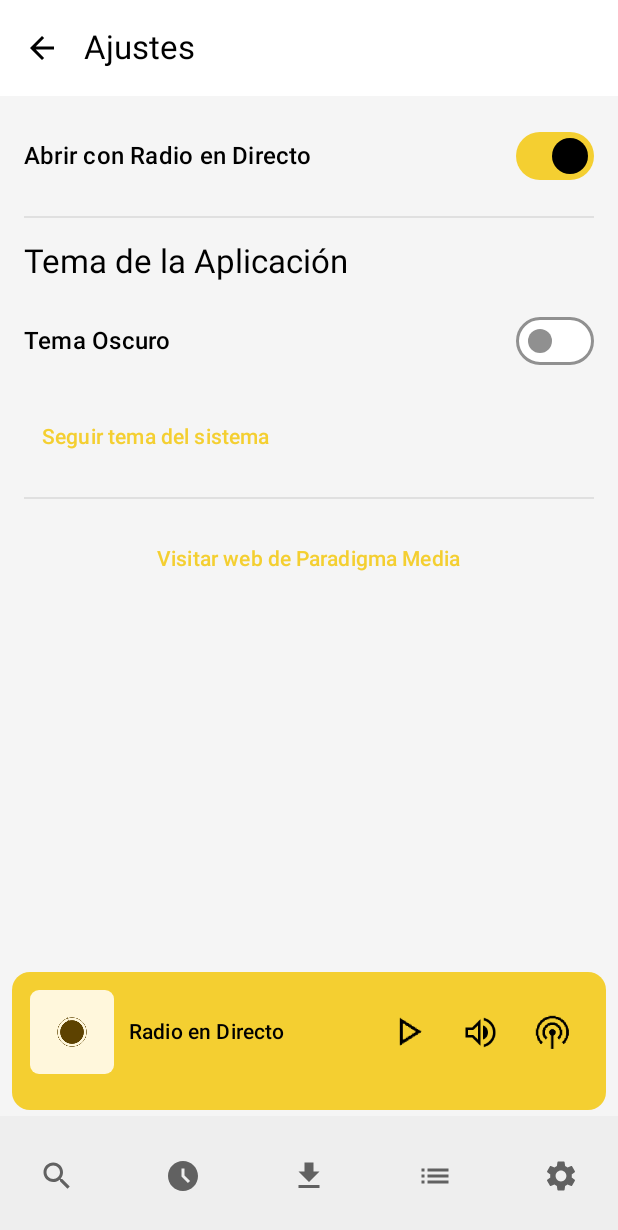
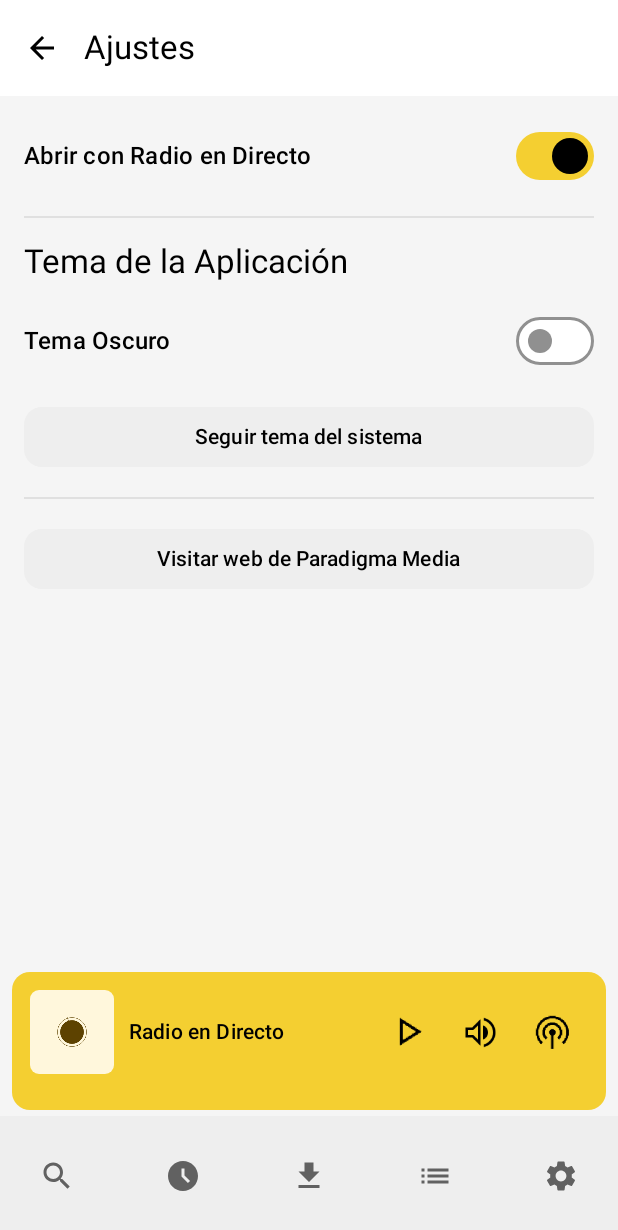
Before and after one commit to MarioAJ11/Paradigma-App, an Android app built with Jetpack Compose: the SettingsScreen screen opened through its navigation route, on a phone screen of 412 x 824 dp. Shown: the top 1230 px of the screen. Run offline under Robolectric (Android 15) with nearby library versions, the phone set to English and light mode, and no system bars; our stand-ins replace Timber; pictures from the network do not load.

Commit message:
cambios menores finales

```diff
--- a/androidApp/src/main/java/com/example/paradigmaapp/android/navigation/NavGraph.kt
+++ b/androidApp/src/main/java/com/example/paradigmaapp/android/navigation/NavGraph.kt
@@ -1,6 +1,5 @@
 package com.example.paradigmaapp.android.navigation
 
-import android.net.Uri
 import androidx.compose.foundation.background
 import androidx.compose.foundation.layout.Column
 import androidx.compose.foundation.layout.fillMaxSize
@@ -19,23 +18,9 @@ import androidx.navigation.navArgument
 import com.example.paradigmaapp.android.audio.AudioPlayer
 import com.example.paradigmaapp.android.audio.VolumeControl
 import com.example.paradigmaapp.android.screens.*
-import com.example.paradigmaapp.android.ui.SettingsScreen
 import com.example.paradigmaapp.android.viewmodel.*
 import kotlinx.coroutines.launch
 
-/**
- * Define el grafo de navegación principal de la aplicación.
- * Este Composable configura el `NavHost` para la navegación entre pantallas.
- * Utiliza un `BottomSheetScaffold` para mostrar el `VolumeControl` en un panel
- * que se puede expandir o colapsar desde la parte inferior.
- *
- * @param navController El [NavHostController] que gestiona la pila de navegación.
- * @param viewModelFactory La factoría para crear instancias de [ViewModel].
- * @param mainViewModel El [MainViewModel] principal para el estado global.
- * @param searchViewModel El [SearchViewModel] para la búsqueda.
- *
- * @author Mario Alguacil Juárez
- */
 @OptIn(ExperimentalMaterial3Api::class)
 @Composable
 fun NavGraph(
@@ -57,6 +42,8 @@ fun NavGraph(
     val queueViewModel = mainViewModel.queueViewModel
     val downloadedViewModel = mainViewModel.downloadedViewModel
     val onGoingViewModel = mainViewModel.onGoingViewModel
+    val settingsViewModel: SettingsViewModel = viewModel(factory = viewModelFactory)
+
 
     BottomSheetScaffold(
         scaffoldState = volumeBottomSheetScaffoldState,
@@ -82,7 +69,6 @@ fun NavGraph(
                 startDestination = Screen.Home.route,
                 modifier = Modifier.weight(1f)
             ) {
-                // Definición de la pantalla de Inicio (HomeScreen)
                 composable(Screen.Home.route) {
                     HomeScreen(
                         mainViewModel = mainViewModel,
@@ -92,7 +78,6 @@ fun NavGraph(
                     )
                 }
 
-                // Definición de la pantalla de Programa (ProgramaScreen)
                 composable(
                     route = Screen.Programa.route,
                     arguments = listOf(
@@ -100,11 +85,9 @@ fun NavGraph(
                         navArgument("programaNombre") { type = NavType.StringType }
                     )
                 ) { navBackStackEntry ->
-                    val arguments = navBackStackEntry.arguments
-                    val programaIdFromArgs = arguments?.getInt("programaId") ?: -1
                     val programaViewModel: ProgramaViewModel = viewModel(
-                        key = "programa_vm_$programaIdFromArgs",
-                        viewModelStoreOwner = navBackStackEntry, // Usar navBackStackEntry como owner
+                        key = "programa_vm_${navBackStackEntry.arguments?.getInt("programaId")}",
+                        viewModelStoreOwner = navBackStackEntry,
                         factory = viewModelFactory
                     )
                     ProgramaScreen(
@@ -119,7 +102,6 @@ fun NavGraph(
                     )
                 }
 
-                // Definición de la pantalla de Búsqueda (SearchScreen)
                 composable(Screen.Search.route) {
                     SearchScreen(
                         searchViewModel = searchViewModel,
@@ -134,7 +116,6 @@ fun NavGraph(
                         onBackClick = { navController.popBackStack() }
                     )
                 }
-                // Definición de la pantalla de Descargas (DownloadedEpisodioScreen)
                 composable(Screen.Downloads.route) {
                     DownloadedEpisodioScreen(
                         downloadedEpisodioViewModel = downloadedViewModel,
@@ -146,7 +127,6 @@ fun NavGraph(
                         onBackClick = { navController.popBackStack() }
                     )
                 }
-                // Definición de la pantalla de Cola (QueueScreen)
                 composable(Screen.Queue.route) {
                     QueueScreen(
                         queueViewModel = queueViewModel,
@@ -158,7 +138,6 @@ fun NavGraph(
                         onBackClick = { navController.popBackStack() }
                     )
                 }
-                // Definición de la pantalla de "Seguir Escuchando" (OnGoingEpisodioScreen)
                 composable(Screen.OnGoing.route) {
                     OnGoingEpisodioScreen(
                         onGoingEpisodioViewModel = onGoingViewModel,
@@ -172,7 +151,6 @@ fun NavGraph(
                     )
                 }
 
-                // Definición de la pantalla de Detalles del Episodio (EpisodeDetailScreen)
                 composable(
                     route = Screen.EpisodeDetail.route,
                     arguments = listOf(
@@ -181,7 +159,7 @@ fun NavGraph(
                 ) { navBackStackEntry ->
                     val episodeDetailViewModel: EpisodeDetailViewModel = viewModel(
                         key = "episode_detail_vm_${navBackStackEntry.arguments?.getInt("episodeId")}",
-                        viewModelStoreOwner = navBackStackEntry, // Usar navBackStackEntry como owner
+                        viewModelStoreOwner = navBackStackEntry,
                         factory = viewModelFactory
                     )
                     EpisodeDetailScreen(
@@ -193,20 +171,14 @@ fun NavGraph(
                     )
                 }
 
-                // NUEVA NAVEGACIÓN PARA LA PANTALLA DE AJUSTES
-                composable(Screen.Settings.route) { navBackStackEntry ->
-                    val settingsViewModel: SettingsViewModel = viewModel(
-                        key = "settings_vm", // Clave única para el ViewModel de Ajustes
-                        viewModelStoreOwner = navBackStackEntry, // Usar navBackStackEntry como owner
-                        factory = viewModelFactory
-                    )
+                composable(Screen.Settings.route) {
                     SettingsScreen(
                         settingsViewModel = settingsViewModel,
                         onBackClick = { navController.popBackStack() }
                     )
                 }
 
-            } // Fin del NavHost
+            }
 
             AudioPlayer(
                 activePlayer = if (currentPlayingEpisode != null) mainViewModel.podcastExoPlayer else mainViewModel.andainaStreamPlayer.exoPlayer,
@@ -272,7 +244,6 @@ fun NavGraph(
                     }
                 },
                 onSettingsClick = {
-                    // Navegar a la nueva pantalla de Ajustes
                     navController.navigate(Screen.Settings.route) {
                         launchSingleTop = true
                     }
--- a/androidApp/src/main/java/com/example/paradigmaapp/android/screens/SettingsScreen.kt
+++ b/androidApp/src/main/java/com/example/paradigmaapp/android/screens/SettingsScreen.kt
@@ -1,6 +1,7 @@
-package com.example.paradigmaapp.android.ui // O com.example.paradigmaapp.android.screens
+package com.example.paradigmaapp.android.screens
 
 import androidx.compose.foundation.layout.*
+import androidx.compose.foundation.shape.RoundedCornerShape
 import androidx.compose.material.icons.Icons
 import androidx.compose.material.icons.automirrored.filled.ArrowBack
 import androidx.compose.material3.*
@@ -42,7 +43,7 @@ fun SettingsScreen(
             modifier = Modifier
                 .fillMaxSize()
                 .padding(paddingValues)
-                .padding(16.dp),
+                .padding(horizontal = 16.dp, vertical = 16.dp),
             verticalArrangement = Arrangement.spacedBy(16.dp)
         ) {
             // Opción de Streaming
@@ -74,18 +75,31 @@ fun SettingsScreen(
                     }
                 )
             }
-            TextButton(
+
+            Button(
                 onClick = { settingsViewModel.setThemePreference(null) },
+                modifier = Modifier
+                    .fillMaxWidth(),
+                shape = RoundedCornerShape(12.dp),
+                colors = ButtonDefaults.buttonColors(
+                    containerColor = MaterialTheme.colorScheme.secondaryContainer,
+                    contentColor = MaterialTheme.colorScheme.onSecondaryContainer
+                )
             ) {
                 Text("Seguir tema del sistema")
             }
 
             Divider()
 
-            // Enlace a la web
-            TextButton(
+            Button(
                 onClick = { uriHandler.openUri("https://paradigmamedia.org/") },
-                modifier = Modifier.fillMaxWidth()
+                modifier = Modifier
+                    .fillMaxWidth(),
+                shape = RoundedCornerShape(12.dp),
+                colors = ButtonDefaults.buttonColors(
+                    containerColor = MaterialTheme.colorScheme.secondaryContainer,
+                    contentColor = MaterialTheme.colorScheme.onSecondaryContainer
+                )
             ) {
                 Text("Visitar web de Paradigma Media")
             }
```
